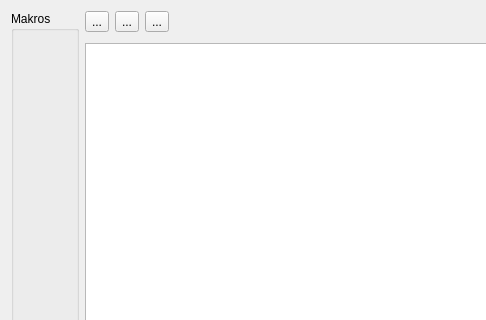
Above: SephMakro/UI/SephMakroMain.ui from brzGatsu/SephrastoPlugins before the change; both pictures show x 0 to 486 and y 0 to 320 of the 1016 by 811 pixel window. Below: the same form after it.
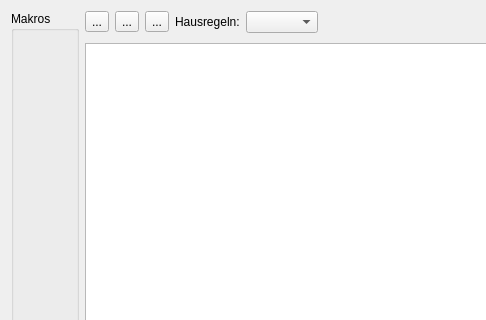
That is the form after the change.

Patch:
```diff
--- a/SephMakro/UI/SephMakroMain.ui
+++ b/SephMakro/UI/SephMakroMain.ui
@@ -70,6 +70,16 @@
        </property>
       </widget>
      </item>
+     <item>
+      <widget class="QLabel" name="label">
+       <property name="text">
+        <string>Hausregeln:</string>
+       </property>
+      </widget>
+     </item>
+     <item>
+      <widget class="QComboBox" name="comboDB"/>
+     </item>
      <item>
       <spacer name="horizontalSpacer">
        <property name="orientation">
```
Left out of the diff: 9 changed lines with no effect on the pictures.
